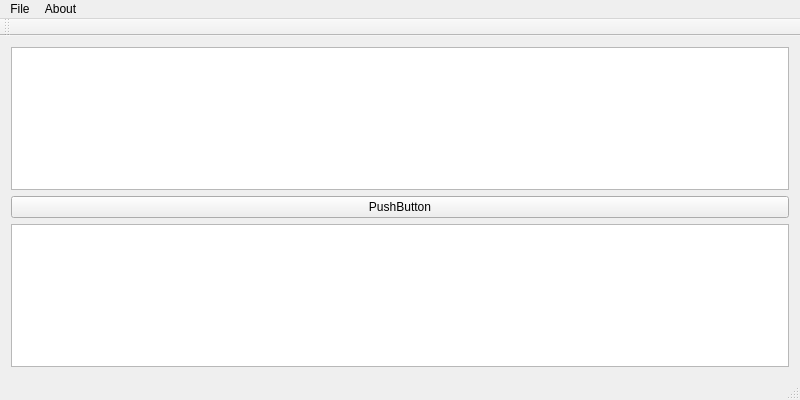
First picture: the form in mainwindow.ui, repository olichen/bwbot, before the edit.
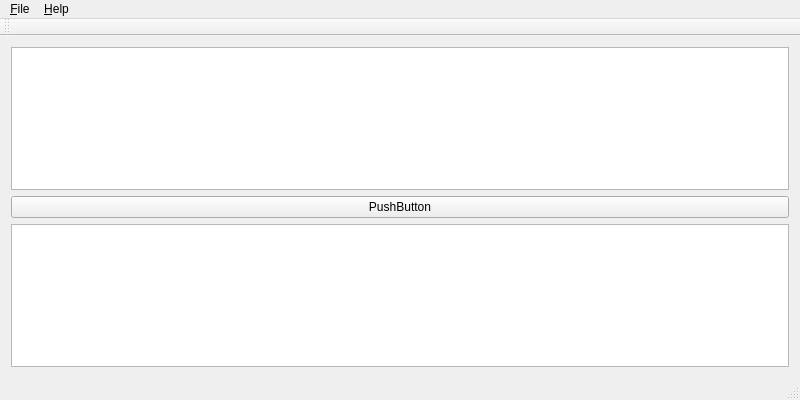
Second picture: the form after the edit.

Commit message: added basic popups for help and about on ui

Patch:
```diff
--- a/mainwindow.ui
+++ b/mainwindow.ui
@@ -59,22 +59,22 @@
    </property>
    <widget class="QMenu" name="menuFile">
     <property name="title">
-     <string>File</string>
+     <string>&amp;File</string>
     </property>
     <addaction name="actionLoad"/>
     <addaction name="actionSave"/>
     <addaction name="separator"/>
     <addaction name="actionExit"/>
    </widget>
-   <widget class="QMenu" name="menuAbout">
+   <widget class="QMenu" name="menuHelp">
     <property name="title">
-     <string>About</string>
+     <string>&amp;Help</string>
     </property>
     <addaction name="actionHelp"/>
     <addaction name="actionAbout"/>
    </widget>
    <addaction name="menuFile"/>
-   <addaction name="menuAbout"/>
+   <addaction name="menuHelp"/>
   </widget>
   <widget class="QToolBar" name="mainToolBar">
    <attribute name="toolBarArea">
```
Left out of the diff: 10 changed lines with no effect on the pictures. The commit also changes 2 other files.
